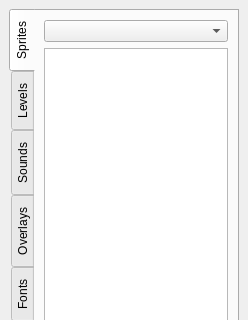
Old version of the form src/lgck-builder/ToolBoxDock.ui in the repository cfrankb/lgck-src; both pictures show x 0 to 248 and y 0 to 320 of the 248 by 518 pixel window.
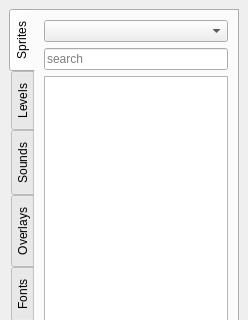
New version of the form. Icons and pictures are not drawn. Custom widgets are drawn as their Qt base class.

Commit message: added sprite_freezeAll, sprite_unfreezeAll, and sprite search to Toolbox

Patch:
```diff
--- a/src/lgck-builder/ToolBoxDock.ui
+++ b/src/lgck-builder/ToolBoxDock.ui
@@ -57,6 +57,13 @@
         <item>
          <widget class="QComboBox" name="cbFilterSprites"/>
         </item>
+        <item>
+         <widget class="QLineEdit" name="eSearchSprite">
+          <property name="placeholderText">
+           <string>search</string>
+          </property>
+         </widget>
+        </item>
         <item>
          <widget class="CWSpriteList" name="treeObjects">
           <property name="toolTip">
```
The commit also changes 11 other files.
